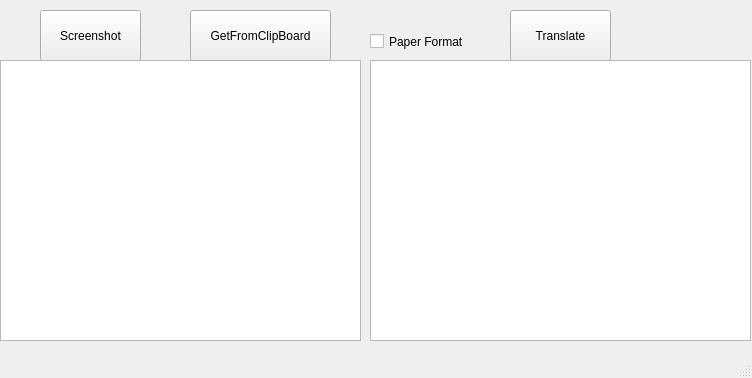
Qt form untitled.ui (ysj1173886760/ScreenTranslater) before a commit.
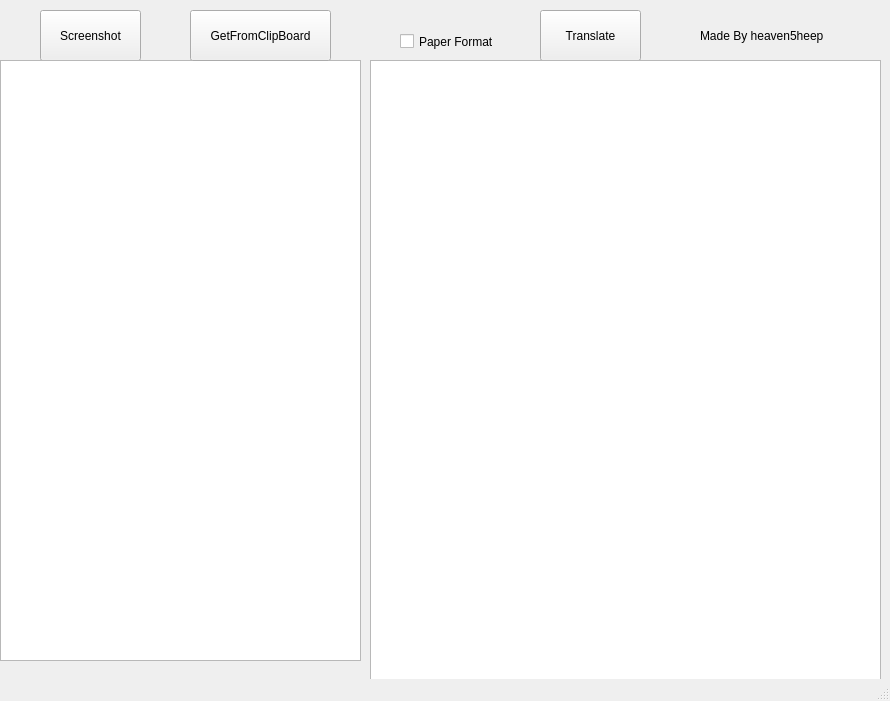
The same form after that commit.

```diff
--- a/untitled.ui
+++ b/untitled.ui
@@ -6,8 +6,8 @@
    <rect>
     <x>0</x>
     <y>0</y>
-    <width>752</width>
-    <height>378</height>
+    <width>890</width>
+    <height>701</height>
    </rect>
   </property>
   <property name="windowTitle">
@@ -30,7 +30,7 @@
    <widget class="QPushButton" name="pushButton_2">
     <property name="geometry">
      <rect>
-      <x>510</x>
+      <x>540</x>
       <y>10</y>
       <width>101</width>
       <height>51</height>
@@ -46,7 +46,7 @@
       <x>0</x>
       <y>60</y>
       <width>361</width>
-      <height>281</height>
+      <height>601</height>
      </rect>
     </property>
    </widget>
@@ -55,10 +55,15 @@
      <rect>
       <x>370</x>
       <y>60</y>
-      <width>381</width>
-      <height>281</height>
+      <width>511</width>
+      <height>621</height>
      </rect>
     </property>
+    <property name="font">
+     <font>
+      <pointsize>14</pointsize>
+     </font>
+    </property>
    </widget>
    <widget class="QPushButton" name="pushButton_3">
     <property name="geometry">
@@ -76,7 +81,7 @@
    <widget class="QCheckBox" name="checkBox">
     <property name="geometry">
      <rect>
-      <x>370</x>
+      <x>400</x>
       <y>30</y>
       <width>121</width>
       <height>23</height>
@@ -86,6 +91,19 @@
      <string>Paper Format</string>
     </property>
    </widget>
+   <widget class="QLabel" name="label">
+    <property name="geometry">
+     <rect>
+      <x>700</x>
+      <y>20</y>
+      <width>161</width>
+      <height>31</height>
+     </rect>
+    </property>
+    <property name="text">
+     <string>Made By heaven5heep</string>
+    </property>
+   </widget>
   </widget>
   <widget class="QMenuBar" name="menubar">
    <property name="geometry">
```
Left out of the diff: 2 changed lines with no effect on the pictures.
